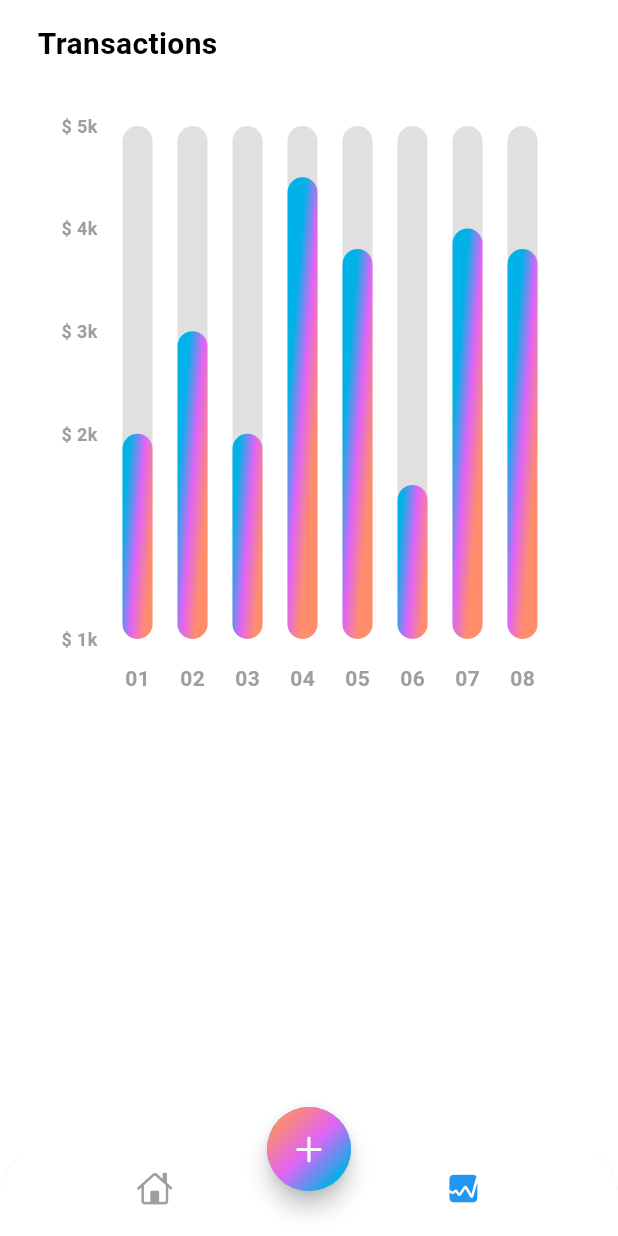
After one commit to technicaali/MoneyMinder_v2, a Flutter app: the screen it shows after launch, item 2 of the bottom bar chosen, on a phone screen of 412 x 824 dp. The commit adds this screen. Run offline on Flutter 3.47's test engine with Material 3 defaults, Android fonts, the light colour scheme and no system bars; drawn by our look-alikes of fl_chart; our stand-ins replace font_awesome_flutter.

Commit message:
Stats Screen UI

```diff
--- a/moneyminder_v2/lib/screens/home/views/home_screen.dart
+++ b/moneyminder_v2/lib/screens/home/views/home_screen.dart
@@ -1,11 +1,26 @@
 import 'dart:math';
-
 import 'package:flutter/cupertino.dart';
 import 'package:flutter/material.dart';
 import 'package:moneyminder_v2/screens/home/views/main_screen.dart';
+import 'package:moneyminder_v2/screens/stats/stats.dart';
 
-class HomeScreen extends StatelessWidget {
+class HomeScreen extends StatefulWidget {
   const HomeScreen({super.key});
+
+  @override
+  State<HomeScreen> createState() => _HomeScreenState();
+}
+
+class _HomeScreenState extends State<HomeScreen> {
+
+  var widgetList = [
+    MainScreen(),
+    StatsScreen(),
+  ];
+
+  int index = 0;
+  late Color selectedItem = Colors.blue;
+  Color unselectedItem = Colors.grey;
 
   @override
   Widget build(BuildContext context) {
@@ -16,17 +31,31 @@
           top: Radius.circular(30)
         ),
         child: BottomNavigationBar(
-          backgroundColor: Colors.white,
+          onTap:(value) {
+            setState(() {
+              index = value;
+            });
+            print(value);
+          },
+          //fixedColor: Colors.red,
+          //backgroundColor: Colors.white,
           showSelectedLabels: false,
           showUnselectedLabels: false,
+          selectedItemColor: Colors.yellow,
           elevation: 3,
-          items: const [
+          items: [
             BottomNavigationBarItem(
-              icon: Icon(CupertinoIcons.home),
+              icon: Icon(
+                CupertinoIcons.home,
+                color: index == 0 ? selectedItem : unselectedItem
+              ),
               label: 'Home'
             ),
             BottomNavigationBarItem(
-              icon: Icon(CupertinoIcons.graph_square_fill),
+              icon: Icon(
+                CupertinoIcons.graph_square_fill,
+                color: index == 1 ? selectedItem : unselectedItem
+              ),
               label: 'Stats'
             )
           ],
@@ -55,7 +84,9 @@
           ),
         )
       ),
-      body: const MainScreen(),
+      body: index == 0
+        ? MainScreen()
+        : StatsScreen()
     );
   }
 }
--- /dev/null
+++ b/moneyminder_v2/lib/screens/stats/chart.dart
@@ -0,0 +1,173 @@
+import 'dart:math';
+
+import 'package:fl_chart/fl_chart.dart';
+import 'package:flutter/material.dart';
+
+class MyChart extends StatefulWidget {
+  const MyChart({super.key});
+
+  @override
+  State<MyChart> createState() => _MyChartState();
+}
+
+class _MyChartState extends State<MyChart> {
+  @override
+  Widget build(BuildContext context) {
+    return BarChart(
+      mainBarData(),
+    );
+  }
+
+  BarChartGroupData makeGroupData(int x, double y) {
+    return BarChartGroupData(
+      x: x,
+      barRods: [
+        BarChartRodData(
+          toY: y,
+          gradient: LinearGradient(
+            colors: [
+              Theme.of(context).colorScheme.primary,
+              Theme.of(context).colorScheme.secondary,
+              Theme.of(context).colorScheme.tertiary,
+            ],
+            transform: const GradientRotation(pi / 40),
+          ),
+          width: 20,
+          backDrawRodData: BackgroundBarChartRodData(
+            show: true,
+            toY: 5,
+            color: Colors.grey.shade300
+          )
+        )
+      ]
+    );
+  }
+
+  List<BarChartGroupData> showingGroups() => List.generate(8, (i) {
+    switch (i) {
+      case 0:
+        return makeGroupData(0, 2);
+      case 1:
+        return makeGroupData(1, 3);
+      case 2:
+        return makeGroupData(2, 2);
+      case 3:
+        return makeGroupData(3, 4.5);
+      case 4:
+        return makeGroupData(4, 3.8);
+      case 5:
+        return makeGroupData(5, 1.5);
+      case 6:
+        return makeGroupData(6, 4);
+      case 7:
+        return makeGroupData(7, 3.8);
+      default:
+        return throw Error();
+    }
+  }
+  );
+
+  BarChartData mainBarData() {
+    return BarChartData(
+      titlesData: FlTitlesData(
+        show: true,
+        rightTitles: const AxisTitles(
+          sideTitles: SideTitles(showTitles: false)
+        ),
+        topTitles: const AxisTitles(
+          sideTitles: SideTitles(showTitles: false)
+        ),
+        bottomTitles: AxisTitles(
+          sideTitles: SideTitles(
+            showTitles: true,
+            reservedSize: 38,
+            getTitlesWidget: getTiles,
+          )
+        ),
+        leftTitles: AxisTitles(
+          sideTitles: SideTitles(
+            showTitles: true,
+            reservedSize: 28,
+            getTitlesWidget: leftTitles,
+          )
+        )
+      ),
+      borderData: FlBorderData(
+        show: false
+      ),
+      gridData: FlGridData(show: false),
+      barGroups: showingGroups(),
+    );
+  }
+
+  Widget getTiles(double value, TitleMeta meta) {
+    const style = TextStyle(
+      color: Colors.grey,
+      fontWeight: FontWeight.bold,
+      fontSize: 14,
+    );
+    Widget text;
+
+    switch (value.toInt()) {
+      case 0:
+        text = const Text('01', style: style);
+        break;
+      case 1:
+        text = const Text('02', style: style);
+        break;
+      case 2:
+        text = const Text('03', style: style);
+        break;
+      case 3:
+        text = const Text('04', style: style);
+        break;
+      case 4:
+        text = const Text('05', style: style);
+        break;
+      case 5:
+        text = const Text('06', style: style);
+        break;
+      case 6:
+        text = const Text('07', style: style);
+        break;
+      case 7:
+        text = const Text('08', style: style);
+        break;
+      default:
+        text = const Text('', style: style);
+        break;
+    }
+    return SideTitleWidget(
+      axisSide: meta.axisSide,
+      space: 16,
+      child: text,
+    );
+  }
+
+  Widget leftTitles(double value, TitleMeta meta) {
+    const style = TextStyle(
+      color: Colors.grey,
+      fontWeight: FontWeight.bold,
+      fontSize: 12,
+    );
+    String text;
+    if (value == 0) {
+      text = '\$ 1k';
+    } else if (value == 2) {
+      text = '\$ 2k';
+    } else if (value == 3) {
+      text = '\$ 3k';
+    } else if (value == 4) {
+      text = '\$ 4k';
+    } else if (value == 5) {
+      text = '\$ 5k';
+    } else {
+      return Container();
+    }
+    return SideTitleWidget(
+      axisSide: meta.axisSide,
+      space: 0,
+      child: Text(text, style: style),
+    );
+  }
+}
--- /dev/null
+++ b/moneyminder_v2/lib/screens/stats/stats.dart
@@ -0,0 +1,41 @@
+import 'package:flutter/material.dart';
+import 'package:moneyminder_v2/screens/stats/chart.dart';
+
+class StatsScreen extends StatelessWidget {
+  const StatsScreen({super.key});
+
+  @override
+  Widget build(BuildContext context) {
+    return SafeArea(
+      child: Padding(
+        padding: const EdgeInsets.symmetric(horizontal: 25.0, vertical: 15.0),
+        child: Column(
+          crossAxisAlignment: CrossAxisAlignment.start,
+          children: [
+            const Text(
+              'Transactions',
+              style: TextStyle(
+                fontSize:20,
+                fontWeight: FontWeight.bold,
+              ),
+            ),
+            const SizedBox(height: 20,),
+            Container(
+              width: MediaQuery.of(context).size.width,
+              height: MediaQuery.of(context).size.width,
+              //color: Colors.red,
+              decoration: BoxDecoration(
+                color: Colors.white,
+                borderRadius: BorderRadius.circular(12)
+              ),
+              child: const Padding(
+                padding: EdgeInsets.fromLTRB(12, 20, 12, 12),
+                child: MyChart(),
+              )
+            )
+          ]
+        )
+      )
+    );
+  }
+}
--- a/moneyminder_v2/pubspec.yaml
+++ b/moneyminder_v2/pubspec.yaml
@@ -36,6 +36,7 @@
   # Use with the CupertinoIcons class for iOS style icons.
   cupertino_icons: ^1.0.2
   font_awesome_flutter: ^10.7.0
+  fl_chart: ^0.66.2
 
 dev_dependencies:
   flutter_test:
```
Also changed, not shown: moneyminder_v2/pubspec.lock.
